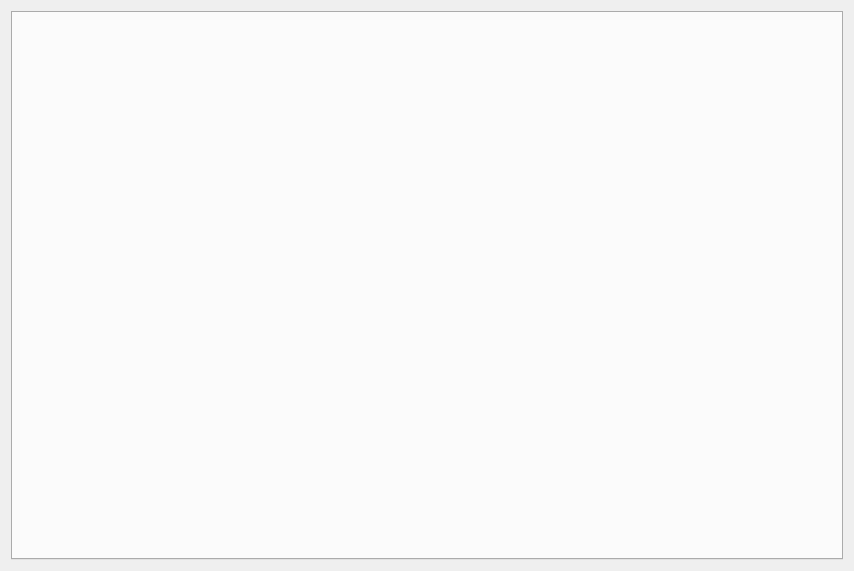
This is src/SeerEditorManagerWidget.ui in epasveer/seer as Qt 5 draws it before an edit. The edited form follows.
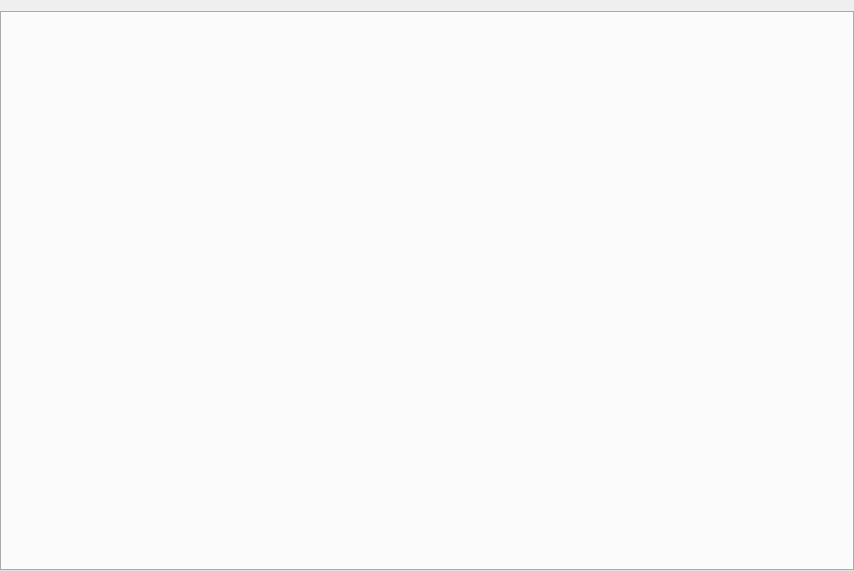
This is the edited form. Custom widgets are drawn as their Qt base class.

What changed in the file:
```diff
--- a/src/SeerEditorManagerWidget.ui
+++ b/src/SeerEditorManagerWidget.ui
@@ -14,6 +14,15 @@
    <string>Form</string>
   </property>
   <layout class="QGridLayout" name="gridLayout">
+   <property name="leftMargin">
+    <number>0</number>
+   </property>
+   <property name="rightMargin">
+    <number>0</number>
+   </property>
+   <property name="bottomMargin">
+    <number>0</number>
+   </property>
    <item row="0" column="0">
     <widget class="QDetachTabWidget" name="tabWidget">
      <property name="currentIndex">
```
